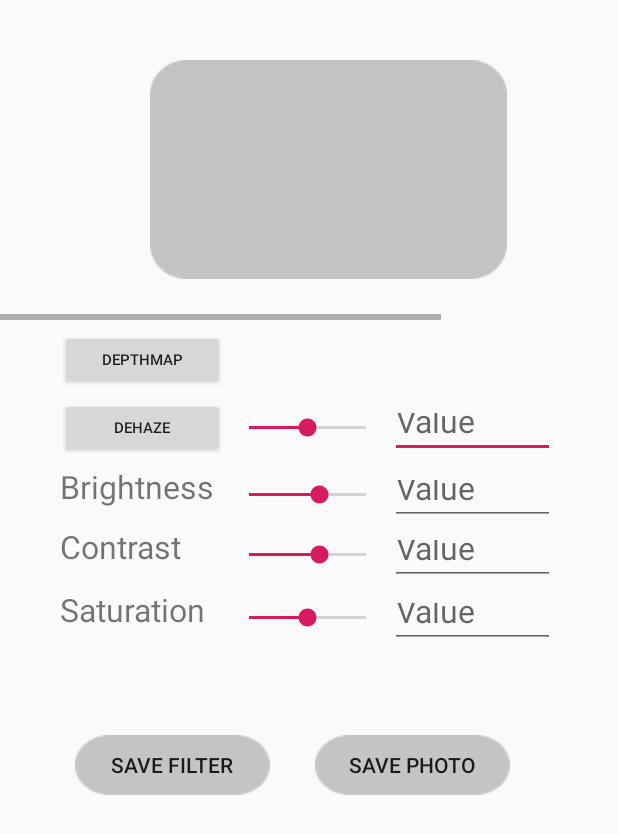
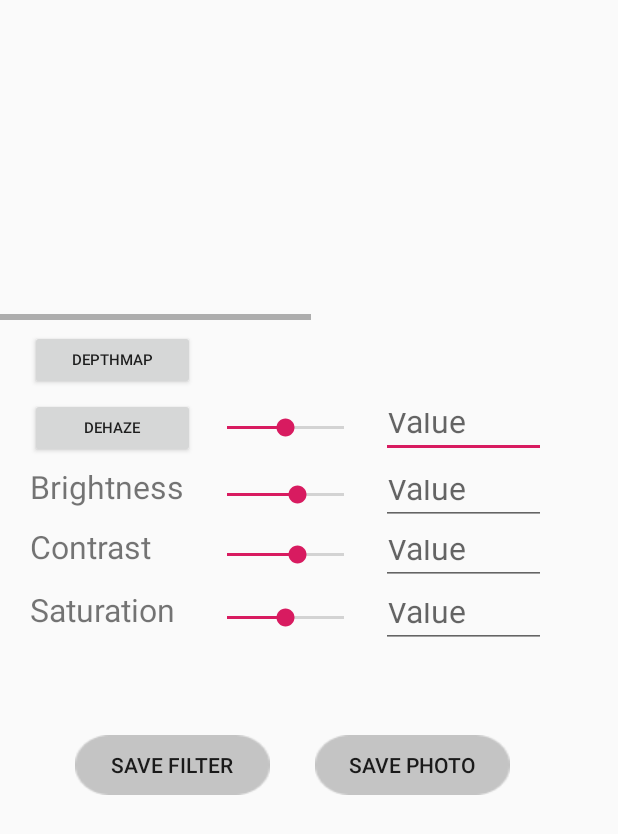
Before and after one commit to rezasyariefsn/DehazeApps, an Android app: the option screen opened directly, with no data from a screen before it, on a phone screen of 412 x 824 dp. Shown: the top 834 px of the screen. Run offline under Robolectric (Android 15) with nearby library versions, the phone set to English and light mode, and no system bars; libraries missing offline, so code that uses them is left out: it.chengdazhi.styleimageview; plain views replace StyleImageView; pictures from the network do not load; 3 statements that could not run were skipped.

Commit message:
Ubah UI GoFilter

```diff
--- a/app/src/main/res/layout/activity_option.xml
+++ b/app/src/main/res/layout/activity_option.xml
@@ -12,12 +12,13 @@
 
     <HorizontalScrollView
         android:layout_width="match_parent"
-        android:layout_height="213dp">
+        android:layout_height="213dp"
+        tools:ignore="ExtraText">
 
         <LinearLayout
             android:layout_width="wrap_content"
             android:layout_height="wrap_content"
-            android:Orientation="horizontal">
+            android:orientation="horizontal">
 
 <!--            <Button-->
 <!--                android:layout_width="238dp"-->
@@ -45,19 +46,19 @@
                 android:layout_width="238dp"
                 android:layout_height="146dp"
                 android:layout_marginTop="40dp"
-                android:layout_marginLeft="-717dp"
+                android:layout_marginLeft="4dp"
                 />
 
 
         </LinearLayout>
     </HorizontalScrollView>
 
-    <Button
-        android:layout_width="238dp"
-        android:layout_height="146dp"
-        android:background="@drawable/aftercapture1"
-        android:layout_marginTop="40dp"
-        android:layout_marginLeft="100dp"/>
+<!--    <Button-->
+<!--        android:layout_width="238dp"-->
+<!--        android:layout_height="146dp"-->
+<!--        android:background="@drawable/aftercapture1"-->
+<!--        android:layout_marginTop="40dp"-->
+<!--        android:layout_marginLeft="100dp"/>-->
 
     <Button
         android:id="@+id/depthMap"
@@ -65,7 +66,7 @@
         android:layout_height="40dp"
         android:layout_gravity="center"
         android:layout_marginTop="220dp"
-        android:layout_marginLeft="40dp"
+        android:layout_marginLeft="20dp"
         android:padding="10dp"
         android:text="DepthMap"
         android:textSize="10sp" />
@@ -74,7 +75,7 @@
         android:id="@+id/dehaze_button"
         android:layout_width="110dp"
         android:layout_height="40dp"
-        android:layout_marginLeft="40dp"
+        android:layout_marginLeft="20dp"
         android:layout_marginTop="265dp"
         android:text="Dehaze"
         android:textSize="10sp" />
@@ -86,7 +87,7 @@
         android:layout_width="110dp"
         android:layout_height="40dp"
         android:layout_marginTop="265dp"
-        android:layout_marginLeft="150dp"
+        android:layout_marginLeft="135dp"
         android:max="100"
         android:min="0"
         android:progress="50"
@@ -97,7 +98,7 @@
         android:id="@+id/valueTxt4"
         android:layout_width="110dp"
         android:layout_height="40dp"
-        android:layout_marginLeft="260dp"
+        android:layout_marginLeft="254dp"
         android:layout_marginTop="265dp"
         android:hint="Value"
         android:inputType="numberSigned"
@@ -106,7 +107,7 @@
     <TextView
         android:layout_width="110dp"
         android:layout_height="40dp"
-        android:layout_marginLeft="40dp"
+        android:layout_marginLeft="20dp"
         android:layout_marginTop="310dp"
         android:text="Brightness"
         android:textSize="21sp" />
@@ -115,7 +116,7 @@
         android:id="@+id/seekbar_brightness"
         android:layout_width="110dp"
         android:layout_height="40dp"
-        android:layout_marginLeft="150dp"
+        android:layout_marginLeft="135dp"
         android:layout_marginTop="310dp"
         android:max="500"
         android:progress="300" />
@@ -124,7 +125,7 @@
         android:id="@+id/valueTxt1"
         android:layout_width="110dp"
         android:layout_height="40dp"
-        android:layout_marginLeft="260dp"
+        android:layout_marginLeft="254dp"
         android:layout_marginTop="310dp"
         android:hint="Value"
         android:inputType="numberSigned"
@@ -134,7 +135,7 @@
     <TextView
         android:layout_width="110dp"
         android:layout_height="40dp"
-        android:layout_marginLeft="40dp"
+        android:layout_marginLeft="20dp"
         android:layout_marginTop="350dp"
         android:text="Contrast"
         android:textSize="21sp" />
@@ -143,7 +144,7 @@
         android:id="@+id/seekbar_contrast"
         android:layout_width="110dp"
         android:layout_height="40dp"
-        android:layout_marginLeft="150dp"
+        android:layout_marginLeft="135dp"
         android:layout_marginTop="350dp"
         android:max="500"
         android:progress="300" />
@@ -152,7 +153,7 @@
         android:id="@+id/valueTxt2"
         android:layout_width="110dp"
         android:layout_height="40dp"
-        android:layout_marginLeft="260dp"
+        android:layout_marginLeft="254dp"
         android:layout_marginTop="350dp"
         android:hint="Value"
         android:inputType="numberSigned"
@@ -161,7 +162,7 @@
     <TextView
         android:layout_width="110dp"
         android:layout_height="40dp"
-        android:layout_marginLeft="40dp"
+        android:layout_marginLeft="20dp"
         android:layout_marginTop="392dp"
         android:text="Saturation"
         android:textSize="21sp" />
@@ -170,7 +171,7 @@
         android:id="@+id/seekbar_saturation"
         android:layout_width="110dp"
         android:layout_height="40dp"
-        android:layout_marginLeft="150dp"
+        android:layout_marginLeft="135dp"
         android:layout_marginTop="392dp"
         android:max="500"
         android:progress="250"
@@ -180,7 +181,7 @@
         android:id="@+id/valueTxt3"
         android:layout_width="110dp"
         android:layout_height="40dp"
-        android:layout_marginLeft="260dp"
+        android:layout_marginLeft="254dp"
         android:layout_marginTop="392dp"
         android:hint="Value"
         android:inputType="numberSigned"
```
